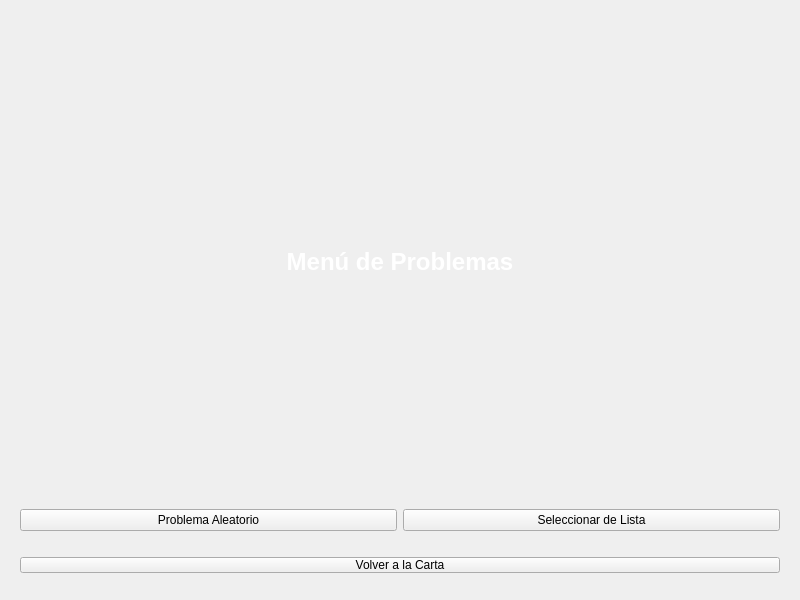
First picture: the form in Ihm_Trabajo/views/quizview.ui, repository rcasmar2/Ihm_Trabajo, before the edit.
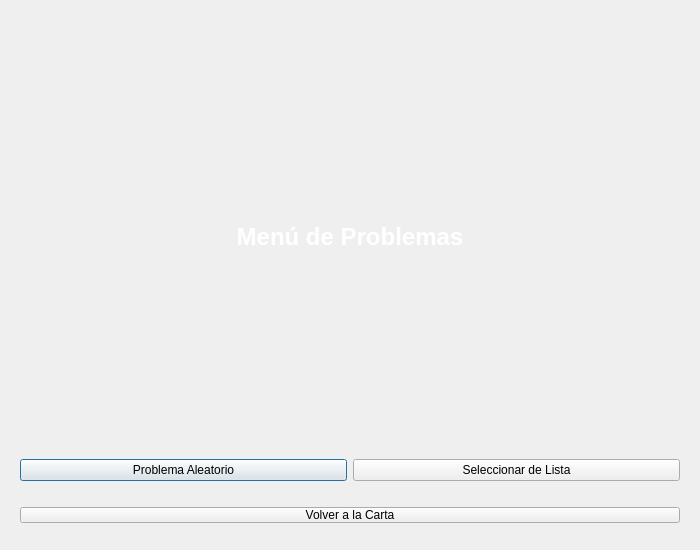
Second picture: the form after the edit.

Patch:
```diff
--- a/Ihm_Trabajo/views/quizview.ui
+++ b/Ihm_Trabajo/views/quizview.ui
@@ -1,13 +1,13 @@
 <?xml version="1.0" encoding="UTF-8"?>
 <ui version="4.0">
  <class>QuizView</class>
- <widget class="QWidget" name="QuizView">
+ <widget class="QDialog" name="QuizView">
   <property name="geometry">
    <rect>
     <x>0</x>
     <y>0</y>
-    <width>800</width>
-    <height>600</height>
+    <width>700</width>
+    <height>550</height>
    </rect>
   </property>
   <layout class="QVBoxLayout" name="verticalLayout">
```
